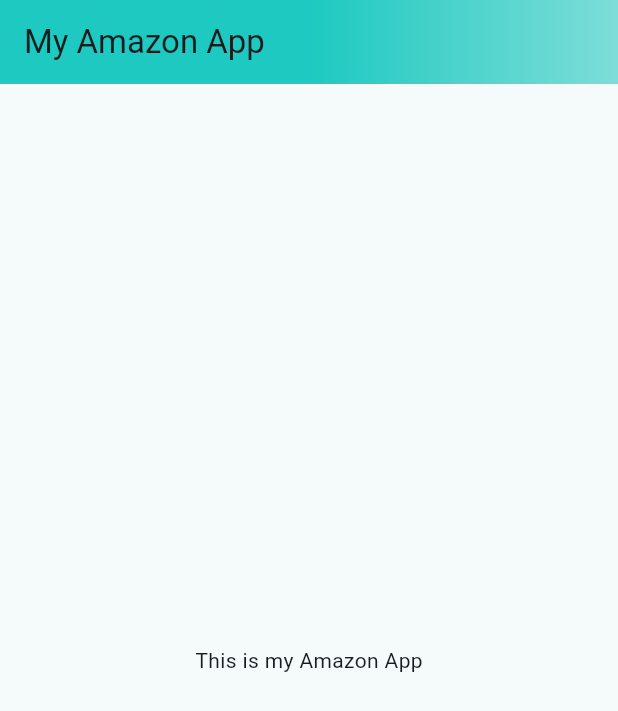
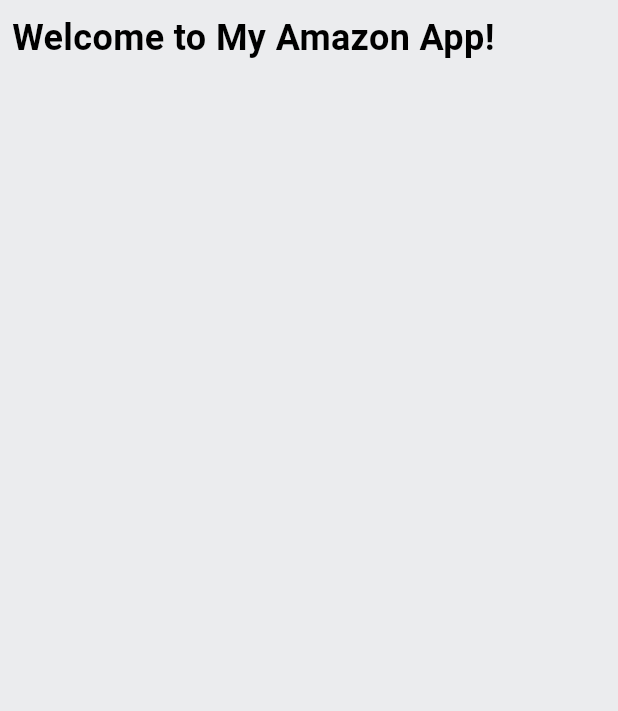
Before and after one commit to KhalilAmamri/my_amazon_app, a Flutter app: the screen it shows after launch, on a phone screen of 412 x 824 dp. Shown: the top 711 px of the screen. Run offline on Flutter 3.47's test engine with Material 3 defaults, Android fonts, the light colour scheme and no system bars.

Commit message:
-add auth screen code - add router

```diff
--- a/lib/constants/global_var.dart
+++ b/lib/constants/global_var.dart
@@ -9,7 +9,7 @@
     stops: [0.5, 1.0],
   );
 
-  static const secondaryColor = Color.fromARGB(255, 153, 0, 1);
+  static const secondaryColor = Color.fromRGBO(255, 153, 0, 1);
   static const backgroundColor = Colors.white;
   static const Color greyBackgroundColor = Color(0xffebecee);
   static var selectedNavBarColor = Colors.cyan[800]!;
--- /dev/null
+++ b/lib/features/auth/screens/auth_screen.dart
@@ -0,0 +1,32 @@
+import 'package:flutter/material.dart';
+import 'package:my_amazon_app/constants/global_var.dart';
+
+class AuthScreen extends StatefulWidget {
+  static const String routeName = '/auth';
+  const AuthScreen({super.key});
+
+  @override
+  State<AuthScreen> createState() => _AuthScreenState();
+}
+
+class _AuthScreenState extends State<AuthScreen> {
+  @override
+  Widget build(BuildContext context) {
+    return Scaffold(
+      backgroundColor: GlobalVar.greyBackgroundColor,
+      body: SafeArea(
+        child: Padding(
+          padding: const EdgeInsets.all(8.0),
+          child: Column(
+            children: [
+              Text(
+                "Welcome to My Amazon App!",
+                style: TextStyle(fontSize: 24, fontWeight: FontWeight.bold),
+              ),
+            ],
+          ),
+        ),
+      ),
+    );
+  }
+}
--- a/lib/main.dart
+++ b/lib/main.dart
@@ -1,5 +1,7 @@
 import 'package:flutter/material.dart';
 import 'package:my_amazon_app/constants/global_var.dart';
+import 'package:my_amazon_app/features/auth/screens/auth_screen.dart';
+import 'package:my_amazon_app/router.dart';
 
 void main() {
   runApp(const MyApp());
@@ -13,20 +15,17 @@
     return MaterialApp(
       title: 'My Amazon',
       theme: ThemeData(
-        colorScheme: ColorScheme.fromSeed(seedColor: GlobalVar.backgroundColor),
-        appBarTheme: const AppBarTheme(elevation: 0),
+        colorScheme: ColorScheme.light(primary: GlobalVar.secondaryColor),
+        scaffoldBackgroundColor: GlobalVar.backgroundColor,
+        appBarTheme: AppBarTheme(
+          backgroundColor: GlobalVar.secondaryColor,
+          elevation: 0,
+          foregroundColor: Colors.white,
+        ),
         iconTheme: const IconThemeData(color: Colors.black),
       ),
-
-      home: Scaffold(
-        appBar: AppBar(
-          title: const Text('My Amazon App'),
-          flexibleSpace: Container(
-            decoration: BoxDecoration(gradient: GlobalVar.appBarColor),
-          ),
-        ),
-        body: Center(child: Text("This is my Amazon App")),
-      ),
+      onGenerateRoute: (settings) => generateRoute(settings),
+      home: AuthScreen(),
     );
   }
 }
--- /dev/null
+++ b/lib/router.dart
@@ -0,0 +1,19 @@
+import 'package:flutter/material.dart';
+import 'package:my_amazon_app/features/auth/screens/auth_screen.dart';
+
+Route<dynamic> generateRoute(RouteSettings routeSettings) {
+  switch (routeSettings.name) {
+    case AuthScreen.routeName:
+      return MaterialPageRoute(
+        builder: (_) => const AuthScreen(),
+      );
+    default:
+      return MaterialPageRoute(
+        builder: (_) => Scaffold(
+          body: Center(
+            child: Text('No route defined for ${routeSettings.name}'),
+          ),
+        ),
+      );
+  }
+}
```
